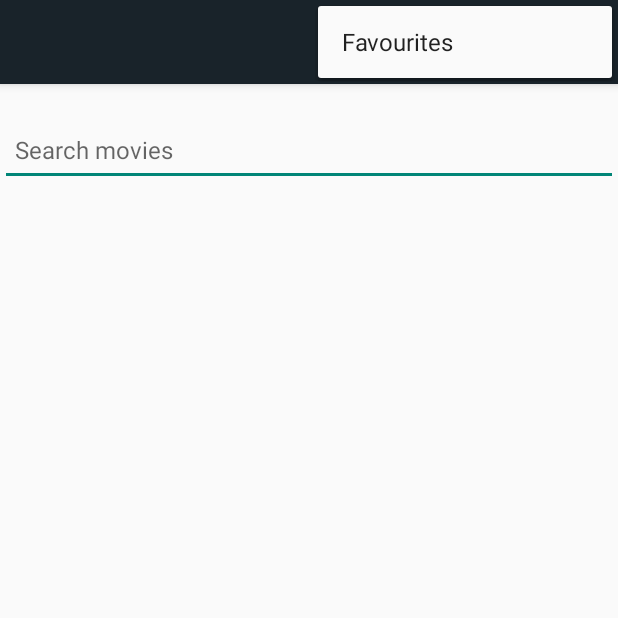
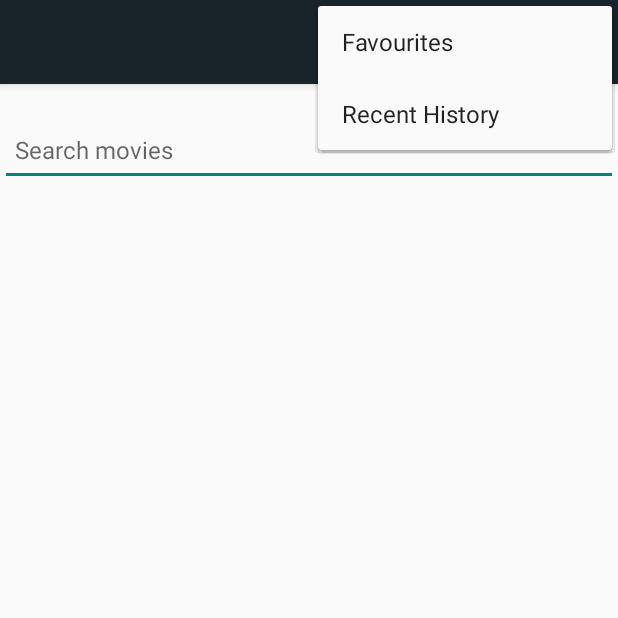
Before and after one commit to Plizivec/AP7MT-Projekt, an Android app built with Jetpack Compose: the screen it shows after launch (MainActivity), with the options menu open, on a phone screen of 412 x 824 dp, the top half of it. Run offline under Robolectric (Android 15) with nearby library versions, the phone set to English and light mode, and no system bars; our stand-ins replace Room's generated code, data binding; pictures from the network do not load.

Commit message:
Přidaní History aktivity

```diff
--- a/app/src/main/java/com/example/movietracker/MovieDao.kt
+++ b/app/src/main/java/com/example/movietracker/MovieDao.kt
@@ -4,6 +4,7 @@ import androidx.room.Dao
 import androidx.room.Delete
 import androidx.room.Insert
 import androidx.room.Query
+import androidx.room.OnConflictStrategy
 
 @Dao
 interface MovieDao {
@@ -20,4 +21,20 @@ interface MovieDao {
     @Query("SELECT EXISTS(SELECT 1 FROM favourites WHERE id = :movieId)")
     suspend fun isMovieFavourite(movieId: Int): Boolean
 
+    // Historie: Přidání filmu
+    @Insert(onConflict = OnConflictStrategy.REPLACE) // Přepíše film, pokud už existuje
+    suspend fun addToHistory(movie: MovieHistoryEntity)
+
+    // Historie: Získání všech filmů, seřazených podle času přidání (od nejnovějšího)
+    @Query("SELECT * FROM recent_history ORDER BY timestamp DESC LIMIT 20")
+    suspend fun getRecentHistory(): List<MovieHistoryEntity>
+
+    // Historie: Odstranění nejstaršího filmu
+    @Query("DELETE FROM recent_history WHERE timestamp = (SELECT MIN(timestamp) FROM recent_history)")
+    suspend fun removeOldestHistory()
+
+    // Historie: Získání počtu uložených filmů
+    @Query("SELECT COUNT(*) FROM recent_history")
+    suspend fun getHistoryCount(): Int
+
 }
--- a/app/src/main/java/com/example/movietracker/MovieDatabase.kt
+++ b/app/src/main/java/com/example/movietracker/MovieDatabase.kt
@@ -4,8 +4,11 @@ import android.content.Context
 import androidx.room.Database
 import androidx.room.Room
 import androidx.room.RoomDatabase
+import androidx.room.migration.Migration
+import androidx.sqlite.db.SupportSQLiteDatabase
 
-@Database(entities = [MovieFavouriteEntity::class], version = 1)
+// Zde přidávám nové entity pro Movie a MovieHistoryEntity
+@Database(entities = [MovieFavouriteEntity::class, MovieHistoryEntity::class], version = 2)
 abstract class MovieDatabase : RoomDatabase() {
     abstract fun movieDao(): MovieDao
 
@@ -13,13 +16,33 @@ abstract class MovieDatabase : RoomDatabase() {
         @Volatile
         private var INSTANCE: MovieDatabase? = null
 
+        // Definujeme migraci z verze 1 na verzi 2
+        val MIGRATION_1_2 = object : Migration(1, 2) {
+            override fun migrate(database: SupportSQLiteDatabase) {
+                // Vytvoření tabulky recent_history
+                database.execSQL("""
+                    CREATE TABLE IF NOT EXISTS `recent_history` (
+                        `id` INTEGER PRIMARY KEY AUTOINCREMENT NOT NULL,
+                        `title` TEXT,
+                        `poster_path` TEXT,
+                        `vote_average` REAL,
+                        `overview` TEXT,
+                        `release_date` TEXT
+                    )
+                """)
+            }
+        }
+
+        // Vytvoření instance databáze a přidání migrace
         fun getDatabase(context: Context): MovieDatabase {
             return INSTANCE ?: synchronized(this) {
                 val instance = Room.databaseBuilder(
                     context.applicationContext,
                     MovieDatabase::class.java,
-                    "movie_database"
-                ).build()
+                    "movie-database"
+                )
+                    .addMigrations(MIGRATION_1_2) // Přidání migrace
+                    .build()
                 INSTANCE = instance
                 instance
             }
--- a/app/src/main/res/menu/main_menu.xml
+++ b/app/src/main/res/menu/main_menu.xml
@@ -7,6 +7,12 @@
     <item
         android:id="@+id/action_favourite"
         android:title="Favourites"
+        app:showAsAction="never" />
+
+    <!-- Přidání položky pro Recent History -->
+    <item
+        android:id="@+id/action_history"
+        android:title="Recent History"
         app:showAsAction="never" />
 
     <!-- Menu pro seřazení podle hodnocení -->
```
Also changed, not shown: app/src/main/AndroidManifest.xml (+8 -2 lines), app/src/main/java/com/example/movietracker/DetailScreen.kt (+18 -0 lines), app/src/main/java/com/example/movietracker/MainActivity.kt (+6 -1 lines), app/src/main/java/com/example/movietracker/MovieHistoryEntity.kt (added, +15 -0 lines), app/src/main/java/com/example/movietracker/MovieViewModel.kt (+34 -0 lines), app/src/main/java/com/example/movietracker/RecentHistoryActivity.kt (added, +44 -0 lines), app/src/main/res/layout/activity_recent_history.xml (added, +17 -0 lines), app/src/main/java/com/example/movietracker/MovieAdapter.kt (line endings or trailing spaces), app/src/main/res/layout/activity_main.xml (line endings or trailing spaces).
